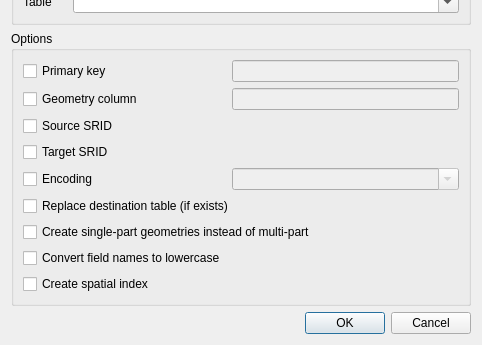
Qt form python/plugins/db_manager/ui/DlgImportVector.ui (qgis/QGIS) before a commit; both pictures show x 0 to 482 and y 160 to 505 of the 482 by 505 pixel window.
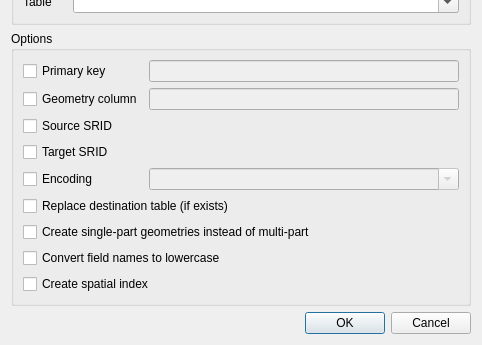
The same form after that commit. Custom widgets are drawn as their Qt base class.

Commit message: [dbmanager] improve import dialog UI

Patch:
```diff
--- a/python/plugins/db_manager/ui/DlgImportVector.ui
+++ b/python/plugins/db_manager/ui/DlgImportVector.ui
@@ -219,7 +219,7 @@
         </property>
        </widget>
       </item>
-      <item row="8" column="0">
+      <item row="8" column="0" colspan="2">
        <widget class="QCheckBox" name="chkLowercaseFieldNames">
         <property name="text">
          <string>Convert field names to lowercase</string>
```
